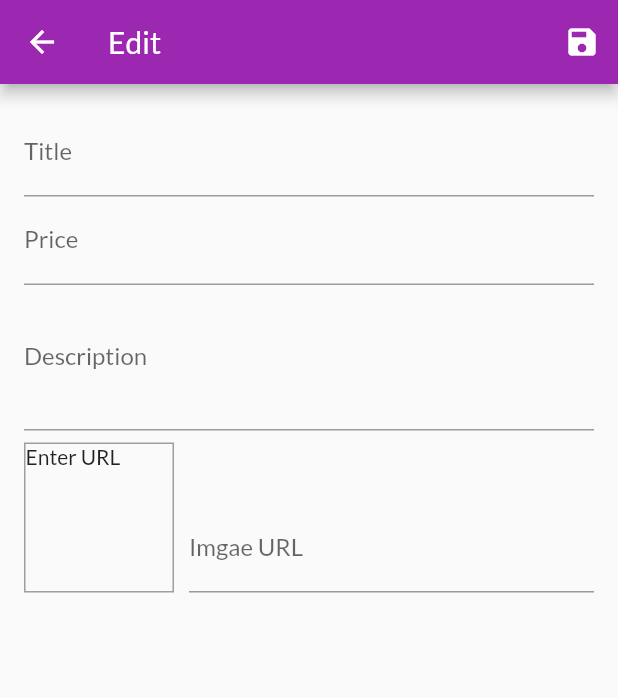
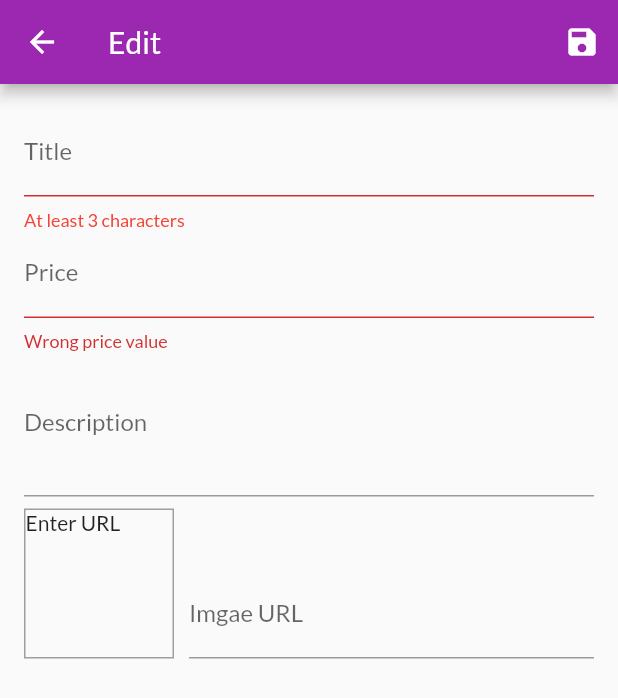
Before and after one commit to perettigiuliano/myshop2, a Flutter app: the EditProductsScreen screen opened by its route, after a tap on the "save" icon, on a phone screen of 412 x 824 dp. Shown: the top 698 px of the screen. Run offline on Flutter 3.47's test engine with Material 2 defaults, Android fonts, the light colour scheme and no system bars; network calls fail.

Commit message:
Capitolo 227

```diff
--- a/lib/screens/edit_products_screen.dart
+++ b/lib/screens/edit_products_screen.dart
@@ -50,11 +50,9 @@ class _EditProductsScreenState extends State<EditProductsScreen> {
   }
 
   void _saveForm() {
-    _form.currentState.save();
-    print(_newProd.title);
-    print(_newProd.description);
-    print(_newProd.price);
-    print(_newProd.imageUrl);
+    if (_form.currentState.validate()) {
+      _form.currentState.save();
+    }
   }
 
   @override
@@ -62,7 +60,12 @@ class _EditProductsScreenState extends State<EditProductsScreen> {
     return Scaffold(
       appBar: AppBar(
         title: Text("Edit"),
-        actions: [IconButton(onPressed: _saveForm, icon: Icon(Icons.save))],
+        actions: [
+          IconButton(
+            onPressed: _saveForm,
+            icon: Icon(Icons.save),
+          )
+        ],
       ),
       body: Padding(
         padding: const EdgeInsets.all(16.0),
@@ -71,11 +74,16 @@ class _EditProductsScreenState extends State<EditProductsScreen> {
           child: ListView(
             children: [
               TextFormField(
-                decoration: InputDecoration(labelText: "Title"),
+                decoration: InputDecoration(
+                    labelText: "Title",
+                    errorStyle: TextStyle(color: Colors.red)),
                 textInputAction: TextInputAction.next,
                 // onFieldSubmitted: (value) {
                 //   FocusScope.of(context).requestFocus(_priceFocusNode);
                 // },
+                validator: (value) {
+                  return value.length > 3 ? null : "At least 3 characters";
+                },
                 onSaved: (newValue) {
                   _newProd = Product(
                       title: newValue,
@@ -94,6 +102,10 @@ class _EditProductsScreenState extends State<EditProductsScreen> {
                 // onFieldSubmitted: (value) {
                 //   FocusScope.of(context).requestFocus(_descriptionFocusNode);
                 // },
+                validator: (value) {
+                  double tmp = double.tryParse(value);
+                  return tmp == null ? "Wrong price value" : null;
+                },
                 onSaved: (newValue) {
                   _newProd = Product(
                       title: _newProd.title,
```
